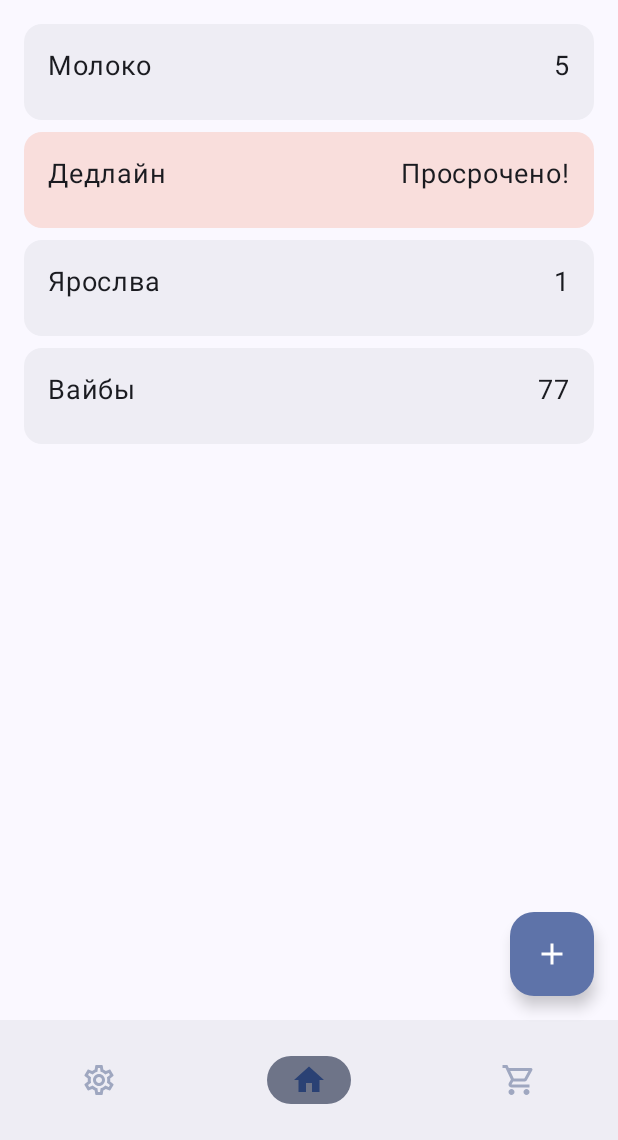
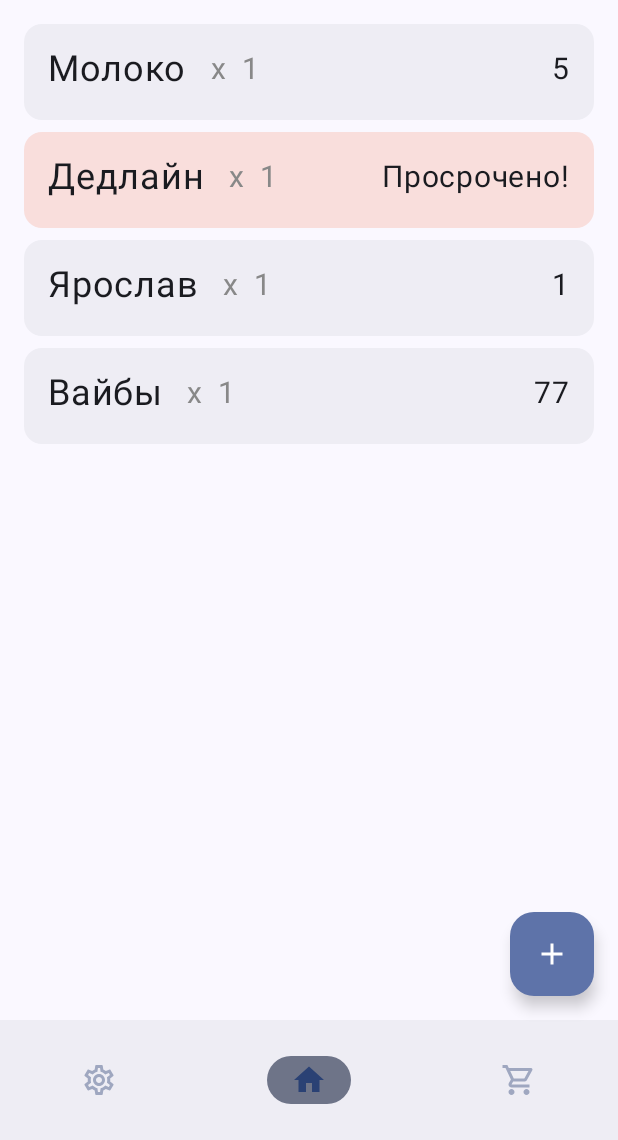
Before and after one commit to yaroslav-belozerov/prod_hack_24, an Android app built with Jetpack Compose: the screen it shows after launch (MainActivity), on a phone screen of 412 x 824 dp, the part 96-1236 px from its top. Run offline under Robolectric (Android 15) with nearby library versions, the phone set to English and light mode, and no system bars; our stand-ins replace Dagger/Hilt's generated code.

Commit message:
Ui Fixin

```diff
--- a/app/src/main/java/com/yaabelozerov/holodos_mobile/MainActivity.kt
+++ b/app/src/main/java/com/yaabelozerov/holodos_mobile/MainActivity.kt
@@ -132,7 +132,7 @@ class MainActivity : AppCompatActivity() {
                             Column {
 
                                 val items = mvm.items.collectAsState().value
-                                MainPage(items.map { Pair(it.name, it.daysUntilExpiry) })
+                                MainPage(items.map { Triple(it.name, it.daysUntilExpiry, it.quantity) })
                             }
                         }
                         composable(Navigation.LIST.route) {
--- a/app/src/main/java/com/yaabelozerov/holodos_mobile/mock/MockApi.kt
+++ b/app/src/main/java/com/yaabelozerov/holodos_mobile/mock/MockApi.kt
@@ -10,7 +10,7 @@ import kotlinx.coroutines.flow.update
 class MockApi: HolodosService {
     val items = mutableListOf(ItemDTO(0,"Молоко", 5, 1),
         ItemDTO(1,"Дедлайн", -1, 1),
-        ItemDTO(2,"Ярослва", 1, 1),
+        ItemDTO(2,"Ярослав", 1, 1),
         ItemDTO(32,"Вайбы", 77, 1))
     val users = mutableListOf<UserDTO>(
         UserDTO(0, "asdasd", "Asdasd", "Asdasd", 0),
--- a/app/src/main/java/com/yaabelozerov/holodos_mobile/ui/MainPage.kt
+++ b/app/src/main/java/com/yaabelozerov/holodos_mobile/ui/MainPage.kt
@@ -24,7 +24,9 @@ import androidx.compose.runtime.getValue
 import androidx.compose.runtime.mutableStateOf
 import androidx.compose.runtime.remember
 import androidx.compose.runtime.setValue
+import androidx.compose.ui.Alignment
 import androidx.compose.ui.Modifier
+import androidx.compose.ui.graphics.Color
 import androidx.compose.ui.res.stringResource
 import androidx.compose.ui.unit.dp
 import androidx.compose.ui.unit.sp
@@ -36,7 +38,7 @@ import kotlin.random.Random
 
 @Composable
 fun MainPage(
-    products: List<Pair<String, Int>>,
+    products: List<Triple<String, Int, Int>>,
     // onClick: () -> Unit
 ) {
     val p = products
@@ -50,12 +52,8 @@ fun MainPage(
     )  {
 
          items(p) {
-            Product(
-                name = it.first,
-                expTime = it.second,
-                modifier = Modifier
-            )
-            Spacer(modifier = Modifier.size(8.dp))
+             Product(it.first, it.second, it.third)
+             Spacer(Modifier.size(8.dp))
         }
     }
 }
@@ -64,6 +62,7 @@ fun MainPage(
 fun Product(
     name: String,
     expTime: Int,
+    amount: Int,
     modifier: Modifier = Modifier
 ) {
     Card(
@@ -71,40 +70,67 @@ fun Product(
         modifier = Modifier
             .fillMaxWidth()
             .height(64.dp)
-
     ) {
-        Row {
+        Row (
+            verticalAlignment = Alignment.CenterVertically
+        ) {
             if (expTime > 0) {
                 Text(
                     text = name,
-                    fontSize = 18.sp,
+                    fontSize = 24.sp,
                     modifier =  Modifier
                         .padding(16.dp)
+                )
+                Text(
+                    text = "x",
+                    fontSize = 20.sp,
+                    color = Color.Gray,
+
+                )
+                Spacer(
+                    Modifier.size(10.dp)
+                )
+                Text(
+                    text = amount.toString(),
+                    fontSize = 20.sp,
+                    color = Color.Gray
                 )
                 Spacer(
                     Modifier.weight(1f)
                 )
                 Text(
                     text = expTime.toString(),
-                    fontSize = 18.sp,
+                    fontSize = 20.sp,
                     modifier =  Modifier
                         .padding(16.dp)
                 )
-
             } else {
                 Text(
                     text = name,
-                    fontSize = 18.sp,
+                    fontSize = 24.sp,
                     modifier =  Modifier
                         .padding(16.dp)
+                )
+                Text(
+                    text = "x",
+                    fontSize = 20.sp,
+                    color = Color.Gray,
 
+                    )
+                Spacer(
+                    Modifier.size(10.dp)
+                )
+                Text(
+                    text = amount.toString(),
+                    fontSize = 20.sp,
+                    color = Color.Gray
                 )
                 Spacer(
                     Modifier.weight(1f)
                 )
                 Text(
                     text = stringResource(R.string.expired),
-                    fontSize = 18.sp,
+                    fontSize = 20.sp,
                     modifier =  Modifier
                         .padding(16.dp)
                 )
--- a/app/src/main/java/com/yaabelozerov/holodos_mobile/ui/theme/AddWidget.kt
+++ b/app/src/main/java/com/yaabelozerov/holodos_mobile/ui/theme/AddWidget.kt
@@ -33,7 +33,7 @@ fun AddWidget(onDismissRequest: () -> Unit) {
             modifier = Modifier
                 .fillMaxWidth()
                 .height(300.dp)
-                .padding(16.dp),
+                .padding(32.dp),
         ) {
             Column (
                 modifier = Modifier
```
